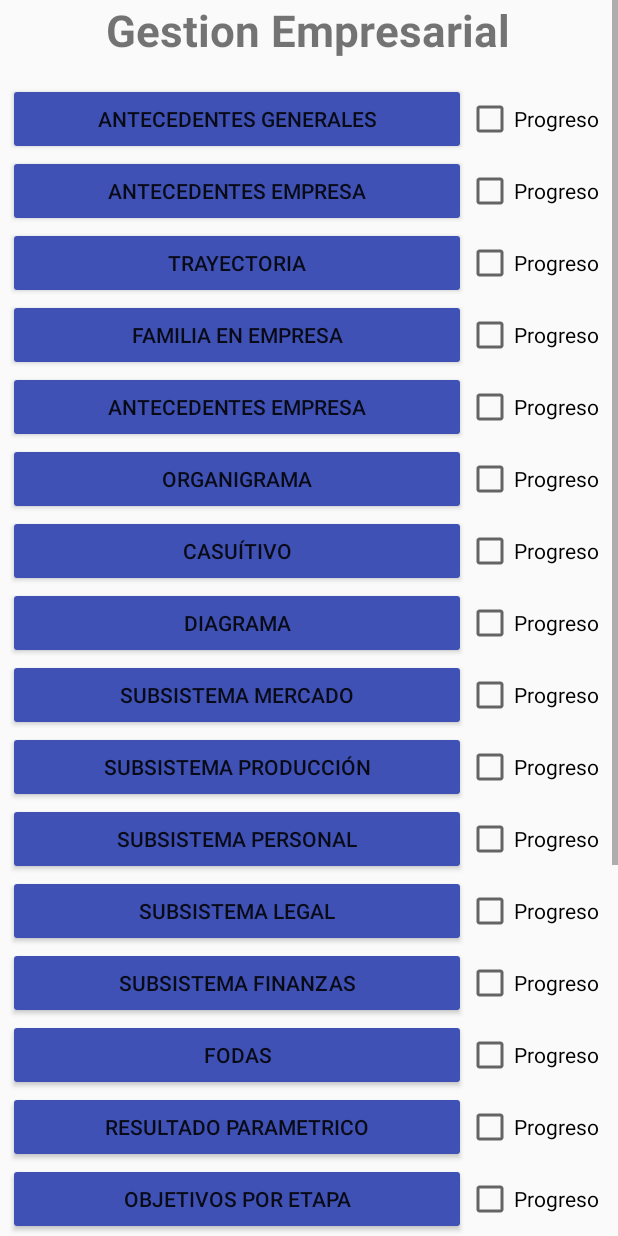
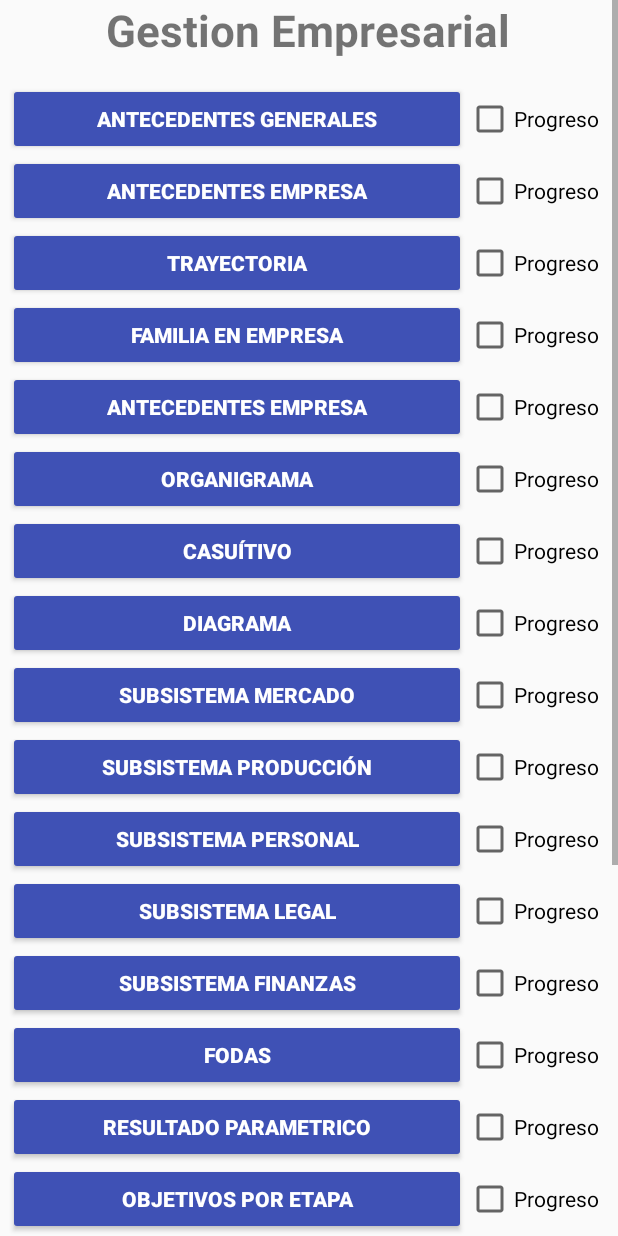
Before and after one commit to ricardoifc/PlaMovProject, an Android app: the HomeActivity screen opened directly, with no data from a screen before it, on a phone screen of 412 x 824 dp. Run offline under Robolectric (Android 15) with nearby library versions, the phone set to English and light mode, and no system bars; our stand-ins replace Firebase (no records; nobody signed in at launch, a user with empty details on screens opened directly).

Commit message:
fix color text

```diff
--- a/app/src/main/res/layout/activity_home.xml
+++ b/app/src/main/res/layout/activity_home.xml
@@ -45,7 +45,9 @@
                 android:layout_height="wrap_content"
                 android:layout_weight="1"
                 android:backgroundTint="#3F51B5"
-                android:text="Antecedentes Generales" />
+                android:text="Antecedentes Generales"
+                android:textColor="#FFFFFF"
+                android:textStyle="bold" />
 
             <CheckBox
                 android:id="@+id/cb01"
@@ -67,7 +69,9 @@
                 android:layout_height="wrap_content"
                 android:layout_weight="1"
                 android:backgroundTint="#3F51B5"
-                android:text="Antecedentes Empresa" />
+                android:text="Antecedentes Empresa"
+                android:textColor="#FFFFFF"
+                android:textStyle="bold" />
 
             <CheckBox
                 android:id="@+id/cb02"
@@ -89,7 +93,9 @@
                 android:layout_height="wrap_content"
                 android:layout_weight="1"
                 android:backgroundTint="#3F51B5"
-                android:text="Trayectoria" />
+                android:text="Trayectoria"
+                android:textColor="#FFFFFF"
+                android:textStyle="bold" />
 
             <CheckBox
                 android:id="@+id/cb03"
@@ -111,7 +117,9 @@
                 android:layout_height="wrap_content"
                 android:layout_weight="1"
                 android:backgroundTint="#3F51B5"
-                android:text="Familia en Empresa" />
+                android:text="Familia en Empresa"
+                android:textColor="#FFFFFF"
+                android:textStyle="bold" />
 
             <CheckBox
                 android:id="@+id/cb04"
@@ -133,7 +141,9 @@
                 android:layout_height="wrap_content"
                 android:layout_weight="1"
                 android:backgroundTint="#3F51B5"
-                android:text="Antecedentes Empresa" />
+                android:text="Antecedentes Empresa"
+                android:textColor="#FFFFFF"
+                android:textStyle="bold" />
 
             <CheckBox
                 android:id="@+id/cb05"
@@ -155,7 +165,9 @@
                 android:layout_height="wrap_content"
                 android:layout_weight="1"
                 android:backgroundTint="#3F51B5"
-                android:text="Organigrama" />
+                android:text="Organigrama"
+                android:textColor="#FFFFFF"
+                android:textStyle="bold" />
 
             <CheckBox
                 android:id="@+id/cb06"
@@ -177,7 +189,9 @@
                 android:layout_height="wrap_content"
                 android:layout_weight="1"
                 android:backgroundTint="#3F51B5"
-                android:text="Casuítivo" />
+                android:text="Casuítivo"
+                android:textColor="#FFFFFF"
+                android:textStyle="bold" />
 
             <CheckBox
                 android:id="@+id/cb07"
@@ -199,7 +213,9 @@
                 android:layout_height="wrap_content"
                 android:layout_weight="1"
                 android:backgroundTint="#3F51B5"
-                android:text="Diagrama" />
+                android:text="Diagrama"
+                android:textColor="#FFFFFF"
+                android:textStyle="bold" />
 
             <CheckBox
                 android:id="@+id/cb08"
@@ -221,7 +237,9 @@
                 android:layout_height="wrap_content"
                 android:layout_weight="1"
                 android:backgroundTint="#3F51B5"
-                android:text="Subsistema Mercado" />
+                android:text="Subsistema Mercado"
+                android:textColor="#FFFFFF"
+                android:textStyle="bold" />
 
             <CheckBox
                 android:id="@+id/cb09"
@@ -243,7 +261,9 @@
                 android:layout_height="wrap_content"
                 android:layout_weight="1"
                 android:backgroundTint="#3F51B5"
-                android:text="Subsistema Producción" />
+                android:text="Subsistema Producción"
+                android:textColor="#FFFFFF"
+                android:textStyle="bold" />
 
             <CheckBox
                 android:id="@+id/cb10"
@@ -265,7 +285,9 @@
                 android:layout_height="wrap_content"
                 android:layout_weight="1"
                 android:backgroundTint="#3F51B5"
-                android:text="Subsistema Personal" />
+                android:text="Subsistema Personal"
+                android:textColor="#FFFFFF"
+                android:textStyle="bold" />
 
             <CheckBox
                 android:id="@+id/cb11"
@@ -287,7 +309,9 @@
                 android:layout_height="wrap_content"
                 android:layout_weight="1"
                 android:backgroundTint="#3F51B5"
-                android:text="Subsistema Legal" />
+                android:text="Subsistema Legal"
+                android:textColor="#FFFFFF"
+                android:textStyle="bold" />
 
             <CheckBox
                 android:id="@+id/cb12"
@@ -309,7 +333,9 @@
                 android:layout_height="wrap_content"
                 android:layout_weight="1"
                 android:backgroundTint="#3F51B5"
-                android:text="Subsistema Finanzas" />
+                android:text="Subsistema Finanzas"
+                android:textColor="#FFFFFF"
+                android:textStyle="bold" />
 
             <CheckBox
                 android:id="@+id/cb13"
@@ -331,7 +357,9 @@
                 android:layout_height="wrap_content"
                 android:layout_weight="1"
                 android:backgroundTint="#3F51B5"
-                android:text="Fodas" />
+                android:text="Fodas"
+                android:textColor="#FFFFFF"
+                android:textStyle="bold" />
 
             <CheckBox
                 android:id="@+id/cb14"
@@ -353,7 +381,9 @@
                 android:layout_height="wrap_content"
                 android:layout_weight="1"
                 android:backgroundTint="#3F51B5"
-                android:text="Resultado Parametrico" />
+                android:text="Resultado Parametrico"
+                android:textColor="#FFFFFF"
+                android:textStyle="bold" />
 
             <CheckBox
                 android:id="@+id/cb15"
@@ -375,7 +405,9 @@
                 android:layout_height="wrap_content"
                 android:layout_weight="1"
                 android:backgroundTint="#3F51B5"
-                android:text="Objetivos por etapa" />
+                android:text="Objetivos por etapa"
+                android:textColor="#FFFFFF"
+                android:textStyle="bold" />
 
             <CheckBox
                 android:id="@+id/cb16"
@@ -397,7 +429,9 @@
                 android:layout_height="wrap_content"
                 android:layout_weight="1"
                 android:backgroundTint="#3F51B5"
-                android:text="Topicos" />
+                android:text="Topicos"
+                android:textColor="#FFFFFF"
+                android:textStyle="bold" />
 
             <CheckBox
                 android:id="@+id/cb17"
@@ -419,7 +453,9 @@
                 android:layout_height="wrap_content"
                 android:layout_weight="1"
                 android:backgroundTint="#3F51B5"
-                android:text="Topicos Prior" />
+                android:text="Topicos Prior"
+                android:textColor="#FFFFFF"
+                android:textStyle="bold" />
 
             <CheckBox
                 android:id="@+id/cb18"
@@ -441,7 +477,9 @@
                 android:layout_height="wrap_content"
                 android:layout_weight="1"
                 android:backgroundTint="#3F51B5"
-                android:text="Ruta Crit" />
+                android:text="Ruta Crit"
+                android:textColor="#FFFFFF"
+                android:textStyle="bold" />
 
             <CheckBox
                 android:id="@+id/cb19"
@@ -463,7 +501,9 @@
                 android:layout_height="wrap_content"
                 android:layout_weight="1"
                 android:backgroundTint="#3F51B5"
-                android:text="Capa y P.N." />
+                android:text="Capa y P.N."
+                android:textColor="#FFFFFF"
+                android:textStyle="bold" />
 
             <CheckBox
                 android:id="@+id/cb20"
@@ -485,7 +525,9 @@
                 android:layout_height="wrap_content"
                 android:layout_weight="1"
                 android:backgroundTint="#3F51B5"
-                android:text="Vincula" />
+                android:text="Vincula"
+                android:textColor="#FFFFFF"
+                android:textStyle="bold" />
 
             <CheckBox
                 android:id="@+id/cb21"
@@ -507,7 +549,9 @@
                 android:layout_height="wrap_content"
                 android:layout_weight="1"
                 android:backgroundTint="#3F51B5"
-                android:text="Seguimiento" />
+                android:text="Seguimiento"
+                android:textColor="#FFFFFF"
+                android:textStyle="bold" />
 
             <CheckBox
                 android:id="@+id/cb22"
--- a/app/src/main/res/layout/activity_main.xml
+++ b/app/src/main/res/layout/activity_main.xml
@@ -57,7 +57,8 @@
                 android:ems="10"
                 android:hint="Email"
                 android:inputType="textPersonName"
-                android:minHeight="48dp" />
+                android:minHeight="48dp"
+                android:textColorHint="#AE000000" />
 
             <EditText
                 android:id="@+id/et_clave"
@@ -66,7 +67,8 @@
                 android:ems="10"
                 android:hint="Clave"
                 android:inputType="textPassword"
-                android:minHeight="48dp" />
+                android:minHeight="48dp"
+                android:textColorHint="#AE000000" />
 
             <Space
                 android:layout_width="match_parent"
@@ -79,7 +81,8 @@
                 android:layout_weight="1"
                 android:backgroundTint="#3D4DA8"
                 android:text="Ingresar"
-                app:cornerRadius="15dp" />
+                android:textColor="#FFFFFF"
+                app:cornerRadius="25sp" />
 
             <Button
                 android:id="@+id/btn_registar"
@@ -88,7 +91,8 @@
                 android:layout_weight="1"
                 android:backgroundTint="#004CCD"
                 android:text="Registrar"
-                app:cornerRadius="15dp" />
+                android:textColor="#FFFFFF"
+                app:cornerRadius="25sp" />
 
             <Space
                 android:layout_width="match_parent"
```
